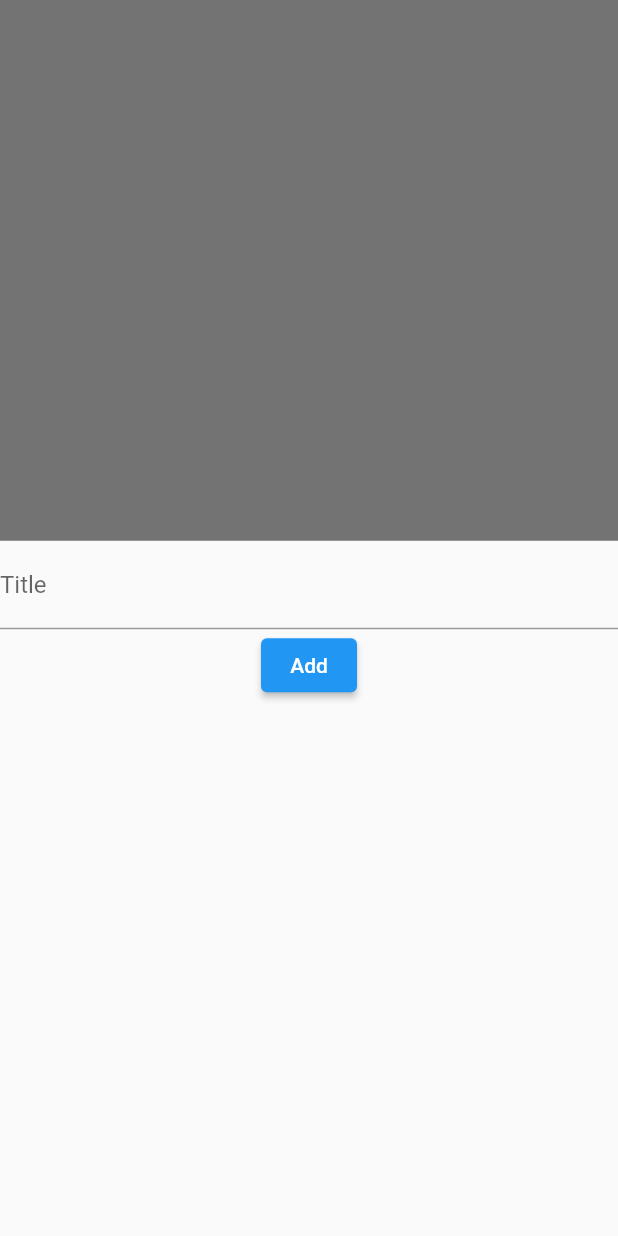
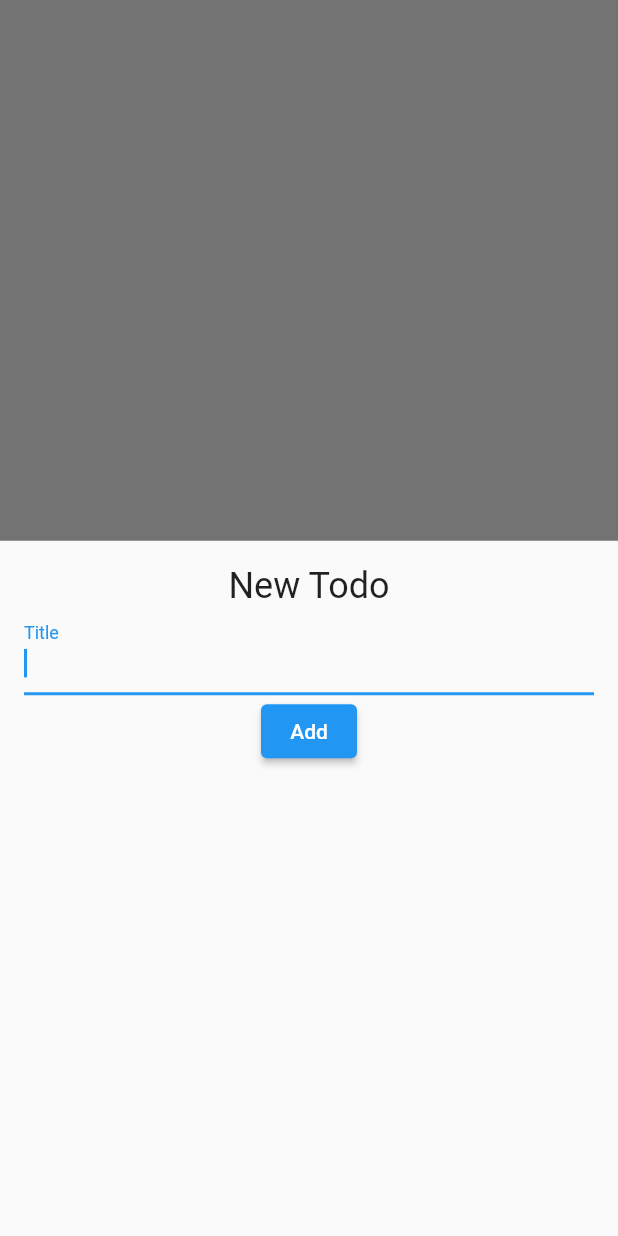
Before and after one commit to kfischer-okarin/fun_todo_list, a Flutter app: the screen it shows after launch, after a tap on the "add" icon, on a phone screen of 412 x 824 dp. Run offline on Flutter 3.47's test engine with Material 2 defaults, Android fonts, the phone set to English and light mode, and no system bars.

Commit message:
Improve add Todo UI
Added Header and padding

```diff
--- a/lib/app.dart
+++ b/lib/app.dart
@@ -51,9 +51,14 @@ class _TodoListPageState extends State<TodoListPage> {
             showModalBottomSheet(
                 context: context,
                 builder: (context) {
-                  return Column(
+                  return Container(
+                      padding: const EdgeInsets.all(16),
+                      child: Column(
                         children: [
+                          const Text('New Todo',
+                              style: TextStyle(fontSize: 24)),
                           TextField(
+                            autofocus: true,
                             decoration: const InputDecoration(
                               labelText: 'Title',
                             ),
@@ -72,7 +77,7 @@ class _TodoListPageState extends State<TodoListPage> {
                             child: const Text('Add'),
                           )
                         ],
-                  );
+                      ));
                 });
           },
           tooltip: 'Add Todo',
```
Lines whose indentation alone changed are shown as unchanged.
